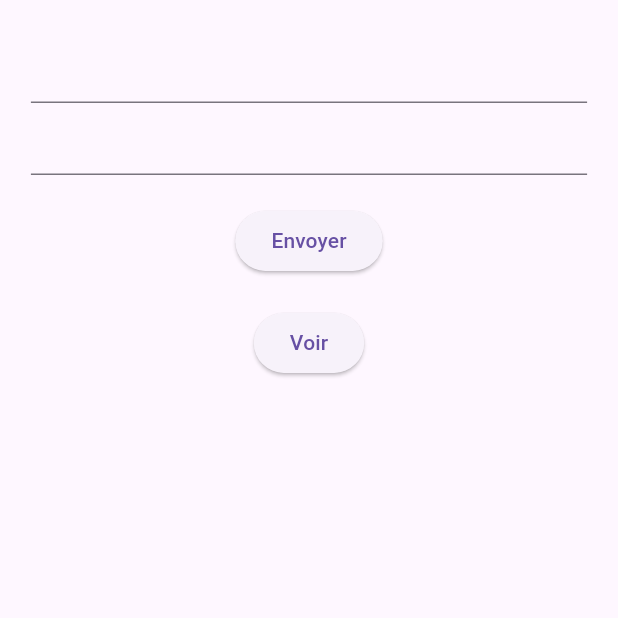
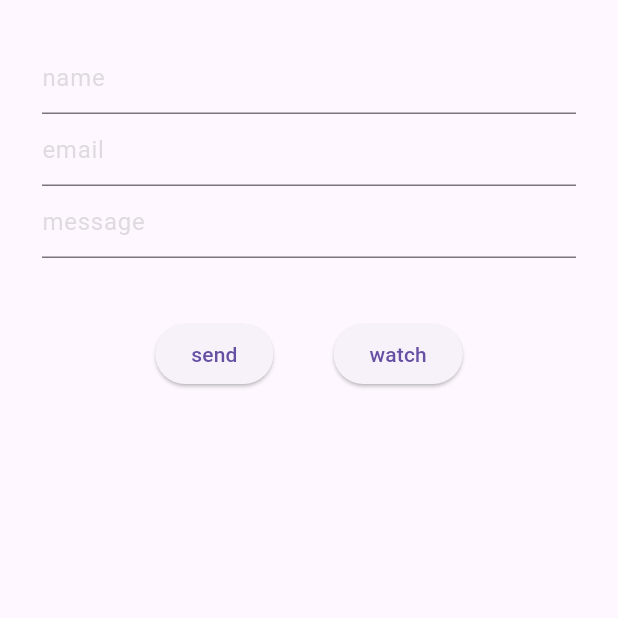
Before and after one commit to Idriss-rayan/chat.nodejs, a Flutter app: the screen it shows after launch, on a phone screen of 412 x 824 dp, the top half of it. Run offline on Flutter 3.47's test engine with Material 3 defaults, Android fonts, the phone set to English and light mode, and no system bars.

Commit message:
add new things

```diff
--- a/lib/assign-0/formular.dart
+++ b/lib/assign-0/formular.dart
@@ -1,6 +1,5 @@
 import 'dart:convert';
-
-import 'package:chat/storage.dart';
+import 'package:chat/assign-0/storage.dart';
 import 'package:flutter/material.dart';
 import 'package:http/http.dart' as http;
 
--- /dev/null
+++ b/lib/assign-1/contactf.dart
@@ -0,0 +1,83 @@
+import 'dart:convert';
+
+import 'package:flutter/material.dart';
+import 'package:http/http.dart' as http;
+
+class Contactf extends StatefulWidget {
+  const Contactf({super.key});
+
+  @override
+  State<Contactf> createState() => _ContactfState();
+}
+
+class _ContactfState extends State<Contactf> {
+  final TextEditingController _name = TextEditingController();
+  final TextEditingController _email = TextEditingController();
+  final TextEditingController _message = TextEditingController();
+  @override
+  Widget build(BuildContext context) {
+    return Scaffold(
+      body: Padding(
+        padding: const EdgeInsets.all(28.0),
+        child: Column(
+          children: [
+            TextField(
+              controller: _name,
+              decoration: InputDecoration(
+                  hintText: 'name ',
+                  hintStyle: TextStyle(
+                      color: const Color.fromARGB(84, 158, 158, 158))),
+            ),
+            TextField(
+              controller: _email,
+              decoration: InputDecoration(
+                  hintText: 'email',
+                  hintStyle: TextStyle(
+                      color: const Color.fromARGB(84, 158, 158, 158))),
+            ),
+            TextField(
+              controller: _message,
+              decoration: InputDecoration(
+                  hintText: 'message',
+                  hintStyle: TextStyle(
+                      color: const Color.fromARGB(84, 158, 158, 158))),
+            ),
+            SizedBox(height: 40),
+            Row(
+              mainAxisAlignment: MainAxisAlignment.center,
+              crossAxisAlignment: CrossAxisAlignment.center,
+              children: [
+                ElevatedButton(
+                  onPressed: () async {
+                    String name = _name.text;
+                    String email = _email.text;
+                    String message = _message.text;
+
+                    var url = Uri.parse('http://localhost:3000');
+                    var response = await http.post(
+                      url,
+                      headers: {'content-type': 'application/json'},
+                      body: jsonEncode(
+                        {
+                          'name': name,
+                          'email': email,
+                          'message': message,
+                        },
+                      ),
+                    );
+                  },
+                  child: Text('send'),
+                ),
+                SizedBox(width: 40),
+                ElevatedButton(
+                  onPressed: () {},
+                  child: Text('watch'),
+                ),
+              ],
+            ),
+          ],
+        ),
+      ),
+    );
+  }
+}
--- a/lib/main.dart
+++ b/lib/main.dart
@@ -1,4 +1,5 @@
-import 'package:chat/assign-0/formular.dart';
+//import 'package:chat/assign-0/formular.dart';
+import 'package:chat/assign-1/contactf.dart';
 import 'package:flutter/material.dart';
 
 class MyApp extends StatelessWidget {
@@ -7,7 +8,7 @@ class MyApp extends StatelessWidget {
   @override
   Widget build(BuildContext context) {
     return MaterialApp(
-      home: Formular(),
+      home: Contactf(),
     );
   }
 }
```
Also changed, not shown: 1 other file.
